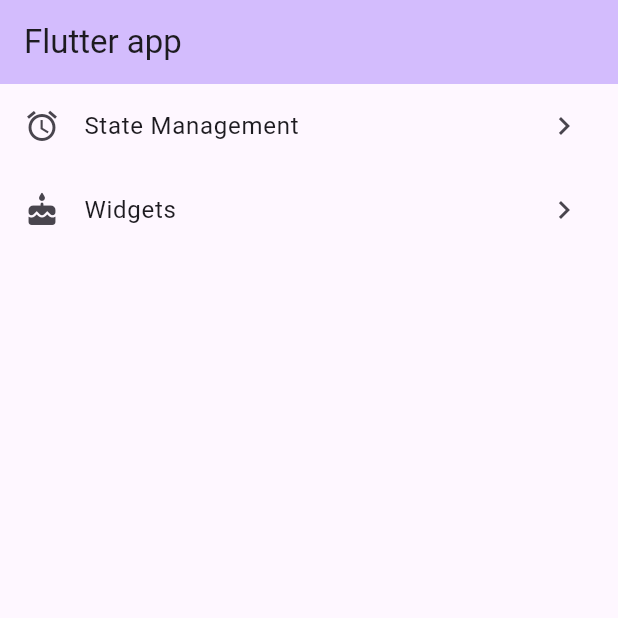
After one commit to AlejoVR09/FLUTTER_Mentorias, a Flutter app: the screen it shows after launch, on a phone screen of 412 x 824 dp, the top half of it. The commit adds this screen. Run offline on Flutter 3.47's test engine with Material 3 defaults, Android fonts, the phone set to English and light mode, and no system bars; our stand-ins replace flutter_bloc, flutter_riverpod, go_router.

Commit message:
se terminan los state managers, se empiezan las muestras de los widgets

```diff
--- a/lib/config/router.dart
+++ b/lib/config/router.dart
@@ -1,18 +1,82 @@
 import 'package:app/presentation/home.dart';
-import 'package:app/presentation/state_management/set_state.dart';
+import 'package:app/presentation/state_management/home_state_management.dart';
+import 'package:app/presentation/state_management/state_managers/bloc/page_bloc.dart';
+import 'package:app/presentation/state_management/state_managers/provider/page_provider.dart';
+import 'package:app/presentation/state_management/state_managers/riverpod/page_riverpod.dart';
+import 'package:app/presentation/state_management/state_managers/set_state/set_state.dart';
+import 'package:app/presentation/widgets_screen/home_widgets.dart';
 import 'package:go_router/go_router.dart';
 
-final routes = GoRouter(initialLocation: '/', routes: [
+final routes = GoRouter(
+  initialLocation: '/',
+  routes: [
     GoRoute(
       path: '/',
+      name: MyHomePage.name,
       builder: (context, state) {
-      return MyHomePage(title: 'FLutter app');
+        return MyHomePage(title: 'Flutter app');
       },
     ),
     GoRoute(
-    path: 'stateManagement',
+      path: '/homeStateManagement',
+      name: HomeStateManagement.name,
       builder: (context, state) {
-      return SetState();
+        return HomeStateManagement(
+          title: 'State Management',
+        );
+      },
+      routes: [
+        GoRoute(
+          path: 'setState',
+          name: SetState.name,
+          builder: (context, state) {
+            return SetState(
+              title: 'Set State',
+            );
           },
         ),
-]);
+        GoRoute(
+          path: 'provider',
+          name: PageProvider.name,
+          builder: (context, state) {
+            return PageProvider();
+          },
+        ),
+        GoRoute(
+          path: 'riverpod',
+          name: PageRiverpod.name,
+          builder: (context, state) {
+            return PageRiverpod();
+          },
+        ),
+        GoRoute(
+          path: 'bloc',
+          name: PageBloc.name,
+          builder: (context, state) {
+            return PageBloc();
+          },
+        ),
+      ],
+    ),
+    GoRoute(
+      path: '/homeWidgets',
+      name: HomeWidgets.name,
+      builder: (context, state) {
+        return HomeWidgets(
+          title: 'Widgets',
+        );
+      },
+      routes: [
+        GoRoute(
+          path: 'wrap',
+          name: 'Wrap',
+          builder: (context, state) {
+            return SetState(
+              title: 'Set State',
+            );
+          },
+        ),
+      ],
+    ),
+  ],
+);
--- a/lib/domain/entities/router/router_entity.dart
+++ b/lib/domain/entities/router/router_entity.dart
@@ -3,9 +3,60 @@ import 'package:flutter/material.dart';
 class RouterEntity {
   RouterEntity({
     required this.title,
+    required this.link,
     required this.icon,
   });
 
   final String title;
-  final Icon icon;
+  final String link;
+  final IconData icon;
 }
+
+final routerMenu = [
+  RouterEntity(
+    title: 'State Management',
+    link: '/homeStateManagement',
+    icon: Icons.access_alarms,
+  ),
+  RouterEntity(
+    title: 'Widgets',
+    link: '/homeWidgets',
+    icon: Icons.cake_rounded,
+  ),
+];
+
+final routerStateManagement = [
+  RouterEntity(
+    title: 'Set State',
+    link: '/homeStateManagement/setState',
+    icon: Icons.satellite_alt,
+  ),
+  RouterEntity(
+    title: 'Provider',
+    link: '/homeStateManagement/provider',
+    icon: Icons.wysiwyg_sharp,
+  ),
+  RouterEntity(
+    title: 'Riverpod',
+    link: '/homeStateManagement/riverpod',
+    icon: Icons.baby_changing_station,
+  ),
+  RouterEntity(
+    title: 'Bloc',
+    link: '/homeStateManagement/bloc',
+    icon: Icons.offline_bolt_outlined,
+  ),
+];
+
+final routerWidgets = [
+  RouterEntity(
+    title: 'Wrap',
+    link: '/homeWidgets/wrap',
+    icon: Icons.satellite_alt,
+  ),
+  RouterEntity(
+    title: 'Slivers',
+    link: '/homeWidgets/slivers',
+    icon: Icons.folder_zip_outlined,
+  ),
+];
--- a/lib/presentation/home.dart
+++ b/lib/presentation/home.dart
@@ -1,89 +1,27 @@
+import 'package:app/domain/entities/router/router_entity.dart';
+import 'package:app/presentation/widgets/shared/navegation_list.dart';
 import 'package:flutter/material.dart';
 
 class MyHomePage extends StatefulWidget {
   const MyHomePage({super.key, required this.title});
-
-  // This widget is the home page of your application. It is stateful, meaning
-  // that it has a State object (defined below) that contains fields that affect
-  // how it looks.
-
-  // This class is the configuration for the state. It holds the values (in this
-  // case the title) provided by the parent (in this case the App widget) and
-  // used by the build method of the State. Fields in a Widget subclass are
-  // always marked "final".
-
   final String title;
 
+  static String name = "MyHomePage";
   @override
   State<MyHomePage> createState() => _MyHomePageState();
 }
 
 class _MyHomePageState extends State<MyHomePage> {
-  int _counter = 0;
-
-  void _incrementCounter() {
-    setState(() {
-      // This call to setState tells the Flutter framework that something has
-      // changed in this State, which causes it to rerun the build method below
-      // so that the display can reflect the updated values. If we changed
-      // _counter without calling setState(), then the build method would not be
-      // called again, and so nothing would appear to happen.
-      _counter++;
-    });
-  }
-
   @override
   Widget build(BuildContext context) {
-    // This method is rerun every time setState is called, for instance as done
-    // by the _incrementCounter method above.
-    //
-    // The Flutter framework has been optimized to make rerunning build methods
-    // fast, so that you can just rebuild anything that needs updating rather
-    // than having to individually change instances of widgets.
     return Scaffold(
       appBar: AppBar(
-        // TRY THIS: Try changing the color here to a specific color (to
-        // Colors.amber, perhaps?) and trigger a hot reload to see the AppBar
-        // change color while the other colors stay the same.
         backgroundColor: Theme.of(context).colorScheme.inversePrimary,
-        // Here we take the value from the MyHomePage object that was created by
-        // the App.build method, and use it to set our appbar title.
         title: Text(widget.title),
       ),
-      body: Center(
-        // Center is a layout widget. It takes a single child and positions it
-        // in the middle of the parent.
-        child: Column(
-          // Column is also a layout widget. It takes a list of children and
-          // arranges them vertically. By default, it sizes itself to fit its
-          // children horizontally, and tries to be as tall as its parent.
-          //
-          // Column has various properties to control how it sizes itself and
-          // how it positions its children. Here we use mainAxisAlignment to
-          // center the children vertically; the main axis here is the vertical
-          // axis because Columns are vertical (the cross axis would be
-          // horizontal).
-          //
-          // TRY THIS: Invoke "debug painting" (choose the "Toggle Debug Paint"
-          // action in the IDE, or press "p" in the console), to see the
-          // wireframe for each widget.
-          mainAxisAlignment: MainAxisAlignment.center,
-          children: <Widget>[
-            const Text(
-              'You have pushed the button this many times:',
-            ),
-            Text(
-              '$_counter',
-              style: Theme.of(context).textTheme.headlineMedium,
-            ),
-          ],
-        ),
+      body: NavegationList(
+        routerEntityList: routerMenu,
       ),
-      floatingActionButton: FloatingActionButton(
-        onPressed: _incrementCounter,
-        tooltip: 'Increment',
-        child: const Icon(Icons.add),
-      ), // This trailing comma makes auto-formatting nicer for build methods.
     );
   }
 }
--- a/lib/presentation/state_management/set_state.dart
+++ /dev/null
@@ -1,35 +0,0 @@
-import 'package:app/presentation/home.dart';
-import 'package:flutter/material.dart';
-
-
-class SetState extends StatelessWidget {
-  const SetState({super.key});
-
-  // This widget is the root of your application.
-  @override
-  Widget build(BuildContext context) {
-    return MaterialApp(
-      title: 'Flutter Demo',
-      theme: ThemeData(
-        // This is the theme of your application.
-        //
-        // TRY THIS: Try running your application with "flutter run". You'll see
-        // the application has a purple toolbar. Then, without quitting the app,
-        // try changing the seedColor in the colorScheme below to Colors.green
-        // and then invoke "hot reload" (save your changes or press the "hot
-        // reload" button in a Flutter-supported IDE, or press "r" if you used
-        // the command line to start the app).
-        //
-        // Notice that the counter didn't reset back to zero; the application
-        // state is not lost during the reload. To reset the state, use hot
-        // restart instead.
-        //
-        // This works for code too, not just values: Most code changes can be
-        // tested with just a hot reload.
-        colorScheme: ColorScheme.fromSeed(seedColor: Colors.deepPurple),
-        useMaterial3: true,
-      ),
-      home: const MyHomePage(title: 'Flutter Demo Home Page'),
-    );
-  }
-}
--- /dev/null
+++ b/lib/presentation/widgets/shared/navegation_list.dart
@@ -0,0 +1,36 @@
+import 'package:app/domain/entities/router/router_entity.dart';
+import 'package:flutter/material.dart';
+import 'package:go_router/go_router.dart';
+
+class NavegationList extends StatelessWidget {
+  const NavegationList({
+    required this.routerEntityList,
+    super.key,
+  });
+
+  final List<RouterEntity> routerEntityList;
+
+  @override
+  Widget build(BuildContext context) {
+    return ListView.builder(
+      itemCount: routerEntityList.length,
+      itemBuilder: (context, index) {
+        final routerItem = routerEntityList[index];
+        return ListTile(
+          onTap: () {
+            context.go(routerItem.link);
+          },
+          title: Text(
+            routerItem.title,
+          ),
+          trailing: Icon(
+            Icons.chevron_right,
+          ),
+          leading: Icon(
+            routerItem.icon,
+          ),
+        );
+      },
+    );
+  }
+}
--- a/pubspec.yaml
+++ b/pubspec.yaml
@@ -36,6 +36,8 @@ dependencies:
   cupertino_icons: ^1.0.8
   flutter_bloc: ^8.1.6
   go_router: ^14.6.2
+  flutter_riverpod: ^2.6.1
+  provider: ^6.1.2
 
 dev_dependencies:
   flutter_test:
```
Also changed, not shown: lib/presentation/state_management/home_state_management.dart (added, +36 -0 lines), lib/presentation/state_management/state_managers/bloc/page_bloc.dart (added, +19 -0 lines), lib/presentation/state_management/state_managers/bloc/view_bloc.dart (added, +106 -0 lines), lib/presentation/state_management/state_managers/provider/page_provider.dart (added, +20 -0 lines), lib/presentation/state_management/state_managers/provider/view_provider.dart (added, +59 -0 lines), lib/presentation/state_management/state_managers/riverpod/page_riverpod.dart (added, +18 -0 lines), lib/presentation/state_management/state_managers/riverpod/view_riverpod.dart (added, +68 -0 lines), lib/presentation/state_management/state_managers/set_state/set_state.dart (added, +84 -0 lines), lib/presentation/widgets_screen/home_widgets.dart (added, +36 -0 lines), pubspec.lock. Lines whose indentation alone changed are shown as unchanged.
